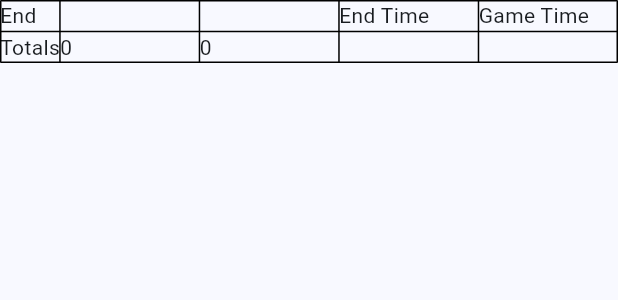
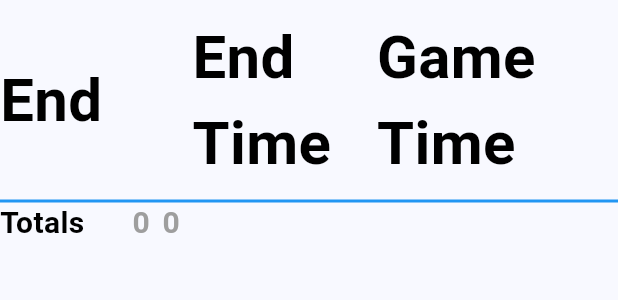
Before and after one commit to tomarra/curling_scoreboard_flutter, a Flutter app: the GameSummaryWidget widget shown alone on an empty page, opened directly with empty values, on a phone screen of 412 x 824 dp. Shown: the top 300 px of the screen. Run offline on Flutter 3.47's test engine with Material 3 defaults, Android fonts, the phone set to English and light mode, and no system bars; our stand-ins replace material_segmented_control; generated files the repository leaves out were written again.

Commit message:
formatting end game

```diff
--- a/lib/main.dart
+++ b/lib/main.dart
@@ -269,7 +269,7 @@ class _CurlingScoreboardScreenState extends State<CurlingScoreboardScreen> {
             team1Color: gameObject.team1.color,
             team2Score: gameObject.team2TotalScore,
             team2Color: gameObject.team2.color,
-            endNumber: gameObject.currentPlayingEnd,
+            endNumber: gameObject.currentPlayingEndForDisplay,
           ),
         ),
         Flexible(
--- a/lib/models/curling_game.dart
+++ b/lib/models/curling_game.dart
@@ -16,6 +16,22 @@ class CurlingGame {
   int numberOfPlayersPerTeam;
   List<CurlingEnd> ends;
   int currentPlayingEnd = 1;
+
+  String get currentPlayingEndForDisplay {
+    if (currentPlayingEnd <= numberOfEnds) {
+      return currentPlayingEnd.toString();
+    } else {
+      return 'E';
+    }
+  }
+
+  bool get isGameComplete {
+    if ((ends.length == numberOfEnds) && (team1TotalScore != team2TotalScore)) {
+      return true;
+    } else {
+      return false;
+    }
+  }
 
   int get minutesPerEnd {
     if (numberOfPlayersPerTeam == 4) {
--- a/lib/widgets/game_end/game_end_dialog.dart
+++ b/lib/widgets/game_end/game_end_dialog.dart
@@ -68,36 +68,46 @@ class GameSummaryWidget extends StatelessWidget {
   @override
   Widget build(BuildContext context) {
     return Table(
-      border: TableBorder.all(),
+      border: const TableBorder(
+        horizontalInside: BorderSide(
+          width: 2,
+          color: Colors.blue,
+        ),
+      ),
       columnWidths: const <int, TableColumnWidth>{
         0: IntrinsicColumnWidth(),
-        1: FlexColumnWidth(),
-        2: FlexColumnWidth(),
-        3: FlexColumnWidth(),
+        1: IntrinsicColumnWidth(),
+        2: IntrinsicColumnWidth(),
+        3: IntrinsicColumnWidth(),
+        4: IntrinsicColumnWidth(),
       },
       defaultVerticalAlignment: TableCellVerticalAlignment.middle,
       children: <TableRow>[
         TableRow(
           children: <Widget>[
-            const Text('End'),
-            Text(team1Name),
-            Text(team2Name),
-            const Text('End Time'),
-            const Text('Game Time'),
+            const GameEndTableHeaderText(text: 'End'),
+            GameEndTableHeaderText(text: team1Name, color: team1Color),
+            GameEndTableHeaderText(text: team2Name, color: team2Color),
+            const GameEndTableHeaderText(text: 'End Time'),
+            const GameEndTableHeaderText(text: 'Game Time'),
           ],
         ),
         for (final end in ends)
           TableRow(
             children: <Widget>[
-              Text(end.endNumber.toString()),
-              Text(
-                (end.scoringTeamName == team1Name) ? end.score.toString() : '0',
+              GameEndTableCellText(text: end.endNumber.toString()),
+              GameEndTableCellText(
+                text: (end.scoringTeamName == team1Name)
+                    ? end.score.toString()
+                    : '0',
               ),
-              Text(
-                (end.scoringTeamName == team2Name) ? end.score.toString() : '0',
+              GameEndTableCellText(
+                text: (end.scoringTeamName == team2Name)
+                    ? end.score.toString()
+                    : '0',
               ),
-              Text(
-                (end.endNumber == 1)
+              GameEndTableCellText(
+                text: (end.endNumber == 1)
                     ? _printDurationInMinutes(
                         Duration(seconds: end.gameTimeInSeconds),
                       )
@@ -108,8 +118,8 @@ class GameSummaryWidget extends StatelessWidget {
                         ),
                       ),
               ),
-              Text(
-                _printDurationInHours(
+              GameEndTableCellText(
+                text: _printDurationInHours(
                   Duration(seconds: end.gameTimeInSeconds),
                 ),
               ),
@@ -117,11 +127,13 @@ class GameSummaryWidget extends StatelessWidget {
           ),
         TableRow(
           children: <Widget>[
-            const Text('Totals'),
-            Text(team1TotalScore.toString()),
-            Text(team2TotalScore.toString()),
-            const Text(''),
-            const Text(''),
+            const GameEndTableCellText(text: 'Totals'),
+            GameEndTableCellText(
+                text: team1TotalScore.toString(), color: team1Color),
+            GameEndTableCellText(
+                text: team2TotalScore.toString(), color: team2Color),
+            const GameEndTableCellText(text: ''),
+            const GameEndTableCellText(text: ''),
           ],
         ),
       ],
@@ -142,3 +154,48 @@ class GameSummaryWidget extends StatelessWidget {
 
   String twoDigits(int n) => n.toString().padLeft(2, '0');
 }
+
+class GameEndTableHeaderText extends StatelessWidget {
+  const GameEndTableHeaderText({
+    required this.text,
+    this.color = Colors.black,
+    super.key,
+  });
+
+  final String text;
+  final Color color;
+
+  @override
+  Widget build(BuildContext context) {
+    return Padding(
+      padding: const EdgeInsets.fromLTRB(0, 10, 20, 10),
+      child: Text(
+        text,
+        style: TextStyle(
+          fontWeight: FontWeight.bold,
+          fontSize: 40,
+          color: color,
+        ),
+      ),
+    );
+  }
+}
+
+class GameEndTableCellText extends StatelessWidget {
+  const GameEndTableCellText({
+    required this.text,
+    this.color = Colors.black,
+    super.key,
+  });
+
+  final String text;
+  final Color color;
+
+  @override
+  Widget build(BuildContext context) {
+    return Text(
+      text,
+      style: TextStyle(fontWeight: FontWeight.bold, fontSize: 20, color: color),
+    );
+  }
+}
--- a/lib/widgets/total_score/total_score_row.dart
+++ b/lib/widgets/total_score/total_score_row.dart
@@ -15,7 +15,7 @@ class TotalScoreRow extends StatelessWidget {
   final Color team1Color;
   final int team2Score;
   final Color team2Color;
-  final int endNumber;
+  final String endNumber;
 
   @override
   Widget build(BuildContext context) {
```
